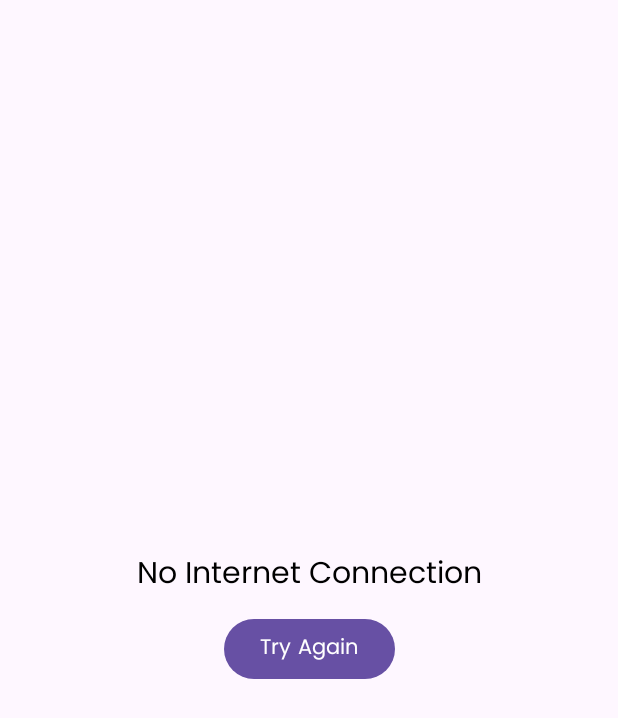
After one commit to PutraGandaD/in-reg-repo, an Android app: the layout view_nointernet.xml on its own in the app's theme, with its tools: preview values and no code run, on a phone screen of 412 x 824 dp. The commit adds this screen. Shown: the top 718 px of the screen. Run offline under Robolectric (Android 15) with nearby library versions, the phone set to English and light mode, and no system bars.

Commit message:
feat(third) : Manually handle UI State for edge cases (read commit notes)
Edge Cases Solved :
1. No Internet Connection check (for Airplane Mode / No SIM Card and No WiFi)
2. Swipe To Refresh Layout actually refresh (by emptied recyclerview adapter for better UX)

All those edge cases handled with Reactive Programming approach thanks to StateFlow!

```diff
--- a/app/src/main/AndroidManifest.xml
+++ b/app/src/main/AndroidManifest.xml
@@ -3,6 +3,7 @@
     xmlns:tools="http://schemas.android.com/tools">
 
     <uses-permission android:name="android.permission.INTERNET"/>
+    <uses-permission android:name="android.permission.ACCESS_NETWORK_STATE"/>
 
     <application
         android:allowBackup="true"
--- /dev/null
+++ b/app/src/main/res/layout/view_nointernet.xml
@@ -0,0 +1,32 @@
+<?xml version="1.0" encoding="utf-8"?>
+<androidx.constraintlayout.widget.ConstraintLayout xmlns:android="http://schemas.android.com/apk/res/android"
+    android:layout_width="match_parent"
+    android:layout_height="match_parent"
+    xmlns:app="http://schemas.android.com/apk/res-auto">
+
+    <LinearLayout
+        android:layout_width="wrap_content"
+        android:layout_height="wrap_content"
+        android:orientation="vertical"
+        app:layout_constraintTop_toTopOf="parent"
+        app:layout_constraintBottom_toBottomOf="parent"
+        app:layout_constraintStart_toStartOf="parent"
+        app:layout_constraintEnd_toEndOf="parent">
+
+        <TextView
+            android:layout_width="wrap_content"
+            android:layout_height="wrap_content"
+            android:text="No Internet Connection"
+            android:textSize="20sp"/>
+
+        <com.google.android.material.button.MaterialButton
+            android:id="@+id/btn_try_again"
+            android:layout_width="wrap_content"
+            android:layout_height="wrap_content"
+            android:text="Try Again"
+            android:layout_gravity="center"
+            android:layout_marginTop="8dp"/>
+
+    </LinearLayout>
+
+</androidx.constraintlayout.widget.ConstraintLayout>
```
Also changed, not shown: app/src/main/java/com/putragandad/regres/core/utils/InternetCheckManager.kt (added, +37 -0 lines), app/src/main/java/com/putragandad/regres/di/CoreModule.kt (+8 -0 lines), app/src/main/java/com/putragandad/regres/ui/thirdscreen/ThirdScreenFragment.kt (+22 -3 lines), app/src/main/java/com/putragandad/regres/ui/thirdscreen/ThirdScreenUiState.kt (added, +9 -0 lines), app/src/main/java/com/putragandad/regres/ui/thirdscreen/ThirdScreenViewModel.kt (+24 -4 lines), app/src/main/res/layout/fragment_third_screen.xml (+9 -0 lines).
